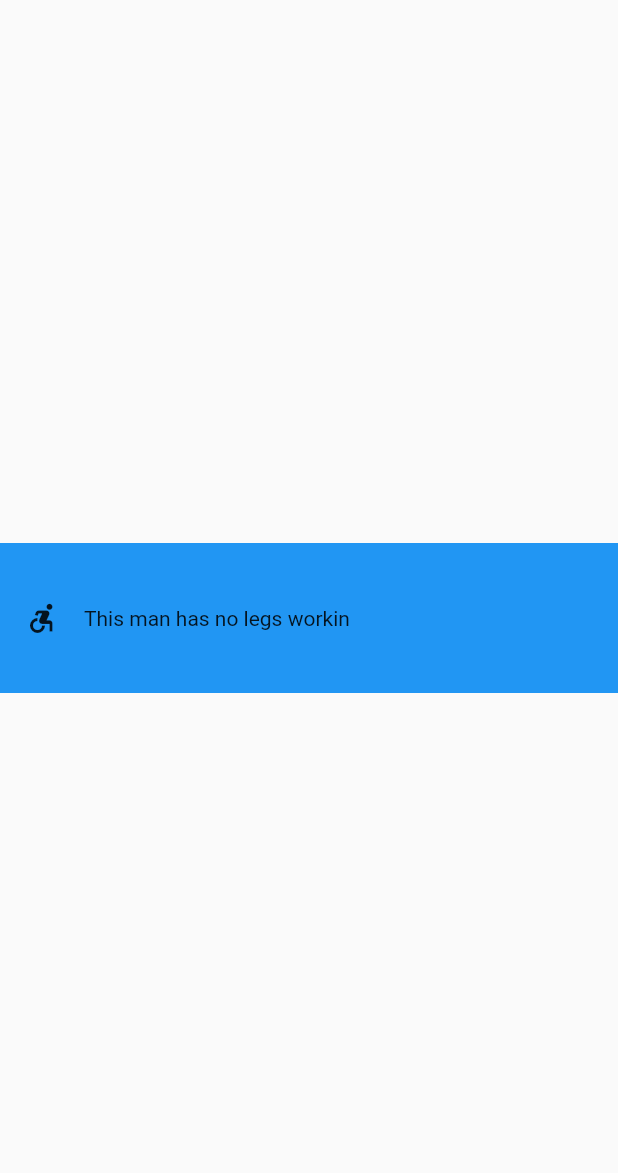
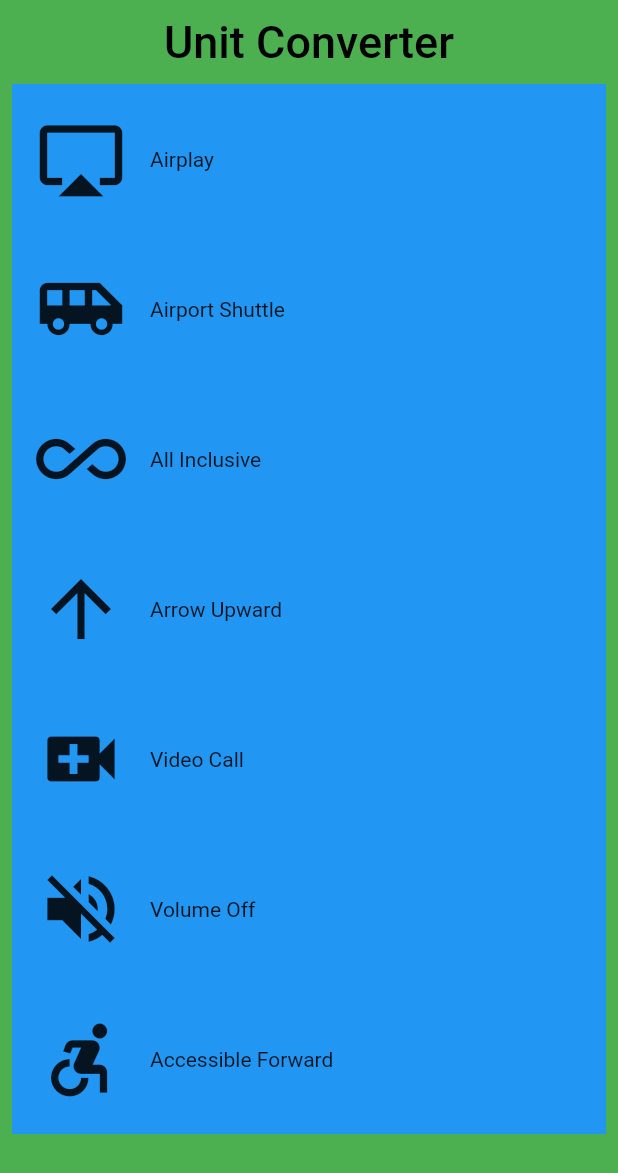
Before and after one commit to mawippel/flutter-demo, a Flutter app: the screen it shows after launch, on a phone screen of 412 x 824 dp. Shown: the top 1173 px of the screen. Run offline on Flutter 3.47's test engine with Material 2 defaults, Android fonts, the phone set to English and light mode, and no system bars.

Commit message:
feat: lists

```diff
--- /dev/null
+++ b/lib/app.dart
@@ -0,0 +1,31 @@
+import 'package:flutter/material.dart';
+import 'package:flutter_demo/category-list.dart';
+
+class App extends StatelessWidget {
+  const App({Key key}) : super(key: key);
+
+  @override
+  Widget build(BuildContext context) {
+    final appBar = AppBar(
+      elevation: 0.0,
+      title: Text(
+        'Unit Converter',
+        style: TextStyle(
+          color: Colors.black,
+          fontSize: 30.0,
+        ),
+      ),
+      centerTitle: true,
+      backgroundColor: Colors.green,
+    );
+
+    return MaterialApp(
+      debugShowCheckedModeBanner: false,
+      title: 'Unit Converter',
+      home: Scaffold(
+        appBar: appBar,
+        body: CategoryList(),
+      ),
+    );
+  }
+}
--- /dev/null
+++ b/lib/category-list.dart
@@ -0,0 +1,51 @@
+import 'package:flutter/material.dart';
+import 'package:flutter_demo/container.dart';
+
+class CategoryList extends StatelessWidget {
+  const CategoryList({Key key}) : super(key: key);
+
+  Widget _buildCategoryWidgets(List<Widget> categories) {
+    return ListView.builder(
+      itemBuilder: (BuildContext context, int index) => categories[index],
+      itemCount: categories.length,
+    );
+  }
+
+  static const icons = [
+    Icons.airplay,
+    Icons.airport_shuttle,
+    Icons.all_inclusive,
+    Icons.arrow_upward,
+    Icons.video_call,
+    Icons.volume_off,
+    Icons.accessible_forward,
+  ];
+
+  static const names = [
+    'Airplay',
+    'Airport Shuttle',
+    'All Inclusive',
+    'Arrow Upward',
+    'Video Call',
+    'Volume Off',
+    'Accessible Forward',
+  ];
+
+  @override
+  Widget build(BuildContext context) {
+    final categories = <Category>[];
+
+    for (var i = 0; i < names.length; i++) {
+      categories.add(Category(
+        name: names[i],
+        icon: icons[i],
+      ));
+    }
+
+    return Container(
+      color: Colors.green,
+      padding: EdgeInsets.symmetric(horizontal: 8),
+      child: _buildCategoryWidgets(categories),
+    );
+  }
+}
--- a/lib/container.dart
+++ b/lib/container.dart
@@ -1,25 +1,28 @@
 import 'package:flutter/material.dart';
 
-/// A custom [Category] widget.
-///
-/// The widget is composed on an [Icon] and [Text]. Tapping on the widget shows
-/// a colored [InkWell] animation.
 class Category extends StatelessWidget {
   final String name;
+  final IconData icon;
 
-  const Category({Key key, @required this.name})
+  const Category({
+    Key key,
+    @required this.name,
+    @required this.icon
+    })
       : assert(name != null),
+        assert(icon != null),
         super(key: key);
 
   @override
   Widget build(BuildContext context) {
     return Material(
-        color: Colors.transparent,
+        color: Colors.blue,
         child: Container(
-          color: Colors.blue,
           height: 100,
           child: InkWell(
             borderRadius: BorderRadius.circular(50),
+            highlightColor: Colors.yellow,
+            splashColor: Colors.yellow,
             onTap: () => print(name),
             child: Padding(
               padding: EdgeInsets.all(16),
@@ -28,11 +31,14 @@ class Category extends StatelessWidget {
                 children: <Widget>[
                   Padding(
                     padding: EdgeInsets.only(right: 16),
-                    child: Icon(Icons.accessible_forward),
+                    child: Icon(
+                      this.icon,
+                      size: 60,
+                    ),
                   ),
                   Center(
                     child: Text(
-                      'This man has no legs workin',
+                      this.name,
                       textAlign: TextAlign.center,
                     ),
                   )
--- a/lib/main.dart
+++ b/lib/main.dart
@@ -1,18 +1,6 @@
 import 'package:flutter/material.dart';
-import 'package:flutter_demo/container.dart';
+import 'package:flutter_demo/app.dart';
 
 void main() {
-  runApp(
-    MaterialApp(
-      debugShowCheckedModeBanner: false,
-      title: 'Unit Converter',
-      home: Scaffold(
-        body: Center(
-          child: Category(
-            name: 'Passing params',
-          ),
-        )
-      ),
-    ),
-  );
+  runApp(App());
 }
```
